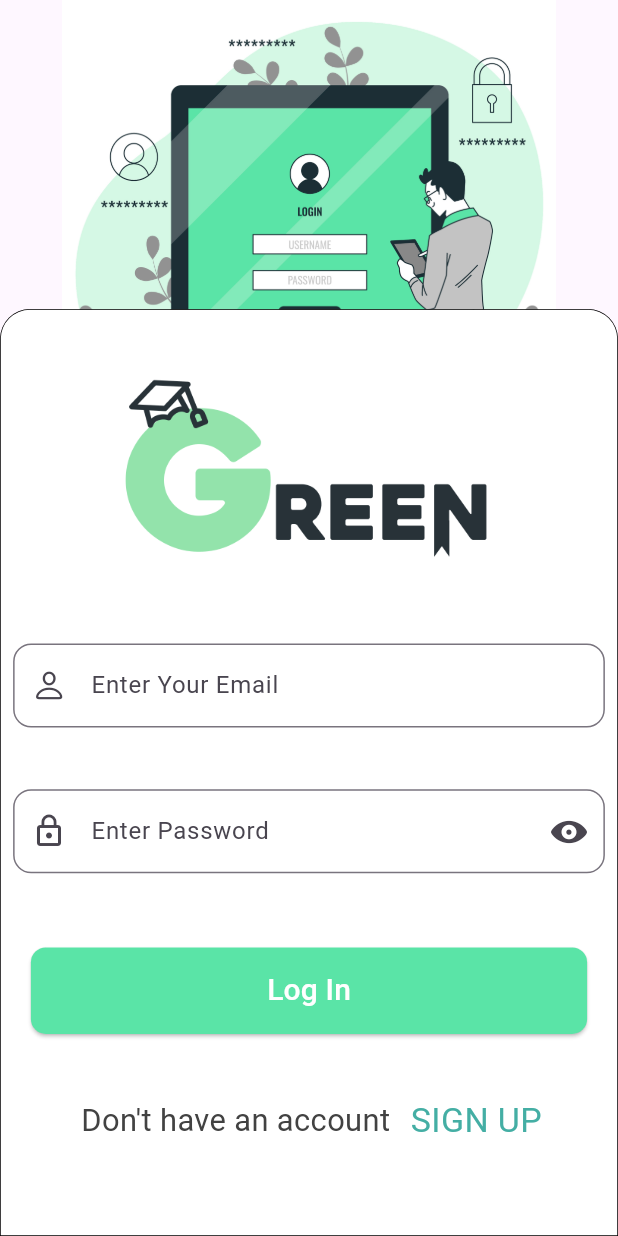
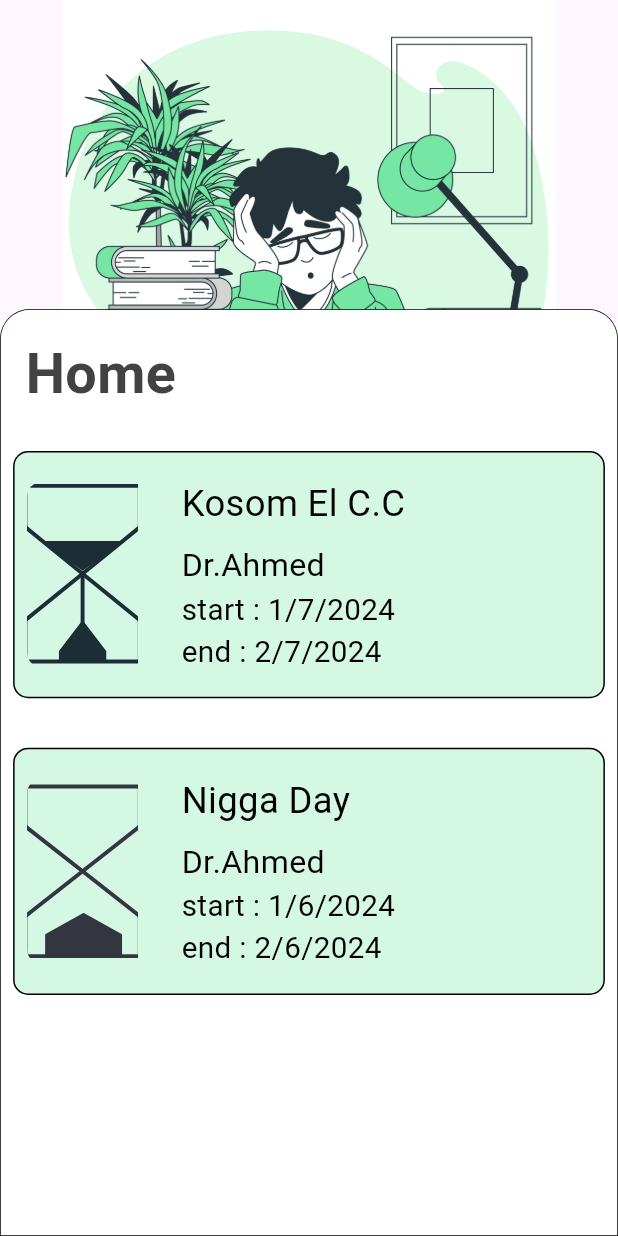
Before and after one commit to josephadel23400/forth_grade_project, a Flutter app: the screen it shows after launch, after a tap on "Log In", on a phone screen of 412 x 824 dp. Run offline on Flutter 3.47's test engine with Material 3 defaults, Android fonts, the phone set to English and light mode, and no system bars; our stand-ins replace flutter_svg, get, shared_preferences.

Commit message:
did 50% of home

```diff
--- a/lib/core/constant.dart
+++ b/lib/core/constant.dart
@@ -24,7 +24,9 @@ Color kGray = CupertinoColors.lightBackgroundGray.withOpacity(.3);
 String kLogInPhoto =  'image/6325230.jpg';
 String kLogoPhoto =  'image/3.png';
 String kPersonalData =  'image/4411878.jpg';
-
+String kSandWatchRunning = 'image/Frame 58.svg';
+String kSandWatchDone = 'image/Frame 59.svg';
+String kBookGlasses = 'image/8447295.jpg';
 String kMedicalIcon = "images/medical_services_FILL0_wght200_GRAD0_opsz24.png";
 String kMedicalFilledIcon = "images/medical_services_FILL1_wght200_GRAD0_opsz24.png";
 String kHeart = "images/ecg_heart_FILL0_wght200_GRAD0_opsz48.svg";
--- /dev/null
+++ b/lib/core/widget/custom_header_text.dart
@@ -0,0 +1,26 @@
+import 'package:flutter/material.dart';
+
+import '../constant.dart';
+
+class CustomHeaderText extends StatelessWidget {
+  const CustomHeaderText({super.key, required this.text});
+  final String text;
+  @override
+  Widget build(BuildContext context) {
+    Size size = MediaQuery.of(context).size;
+    double screenHeight = size.height;
+    double screenWidth = size.width;
+    return Row(
+      children: [
+        SizedBox(width: screenWidth * .04),
+        Text(
+          text,
+          style: TextStyle(
+              fontSize: screenWidth * .09,
+              fontWeight: FontWeight.w700,
+              color: kMainFontBold),
+        ),
+      ],
+    );
+  }
+}
--- /dev/null
+++ b/lib/core/widget/custom_list_tail.dart
@@ -0,0 +1,105 @@
+import 'package:flutter/material.dart';
+import 'package:flutter_svg/svg.dart';
+import 'package:fourth_grade_project/core/constant.dart';
+
+class CustomListTail extends StatelessWidget {
+  CustomListTail({
+    super.key,
+    required this.color,
+    required this.isPass,
+    required this.title,
+    required this.startDate,
+    required this.endDate,
+    required this.name,
+  });
+  //dynamic data;
+  Color color;
+  bool isPass;
+  String title;
+  String name;
+  String startDate;
+  String endDate;
+  @override
+  Widget build(BuildContext context) {
+    Size size = MediaQuery.of(context).size;
+    double screenHeight = size.height;
+    double screenWidth = size.width;
+    return Padding(
+      padding: EdgeInsets.all(screenWidth * .02),
+      child: Container(
+        decoration: BoxDecoration(
+          color: color, // Background color for the ListTile
+          borderRadius: BorderRadius.circular(10), // Rounded corners
+          border: Border.all(color: Colors.black),
+        ), // Bor
+        height: screenHeight * .2,
+        width: screenWidth * .8,
+        child: Row(
+          children: [
+            Padding(
+              padding: EdgeInsets.all(screenWidth * .02),
+              child: ClipRRect(
+                borderRadius: const BorderRadius.only(
+                  topLeft: Radius.circular(10),
+                  bottomLeft: Radius.circular(10),
+                ),
+                child: SvgPicture.asset(
+                  isPass ? kSandWatchDone : kSandWatchRunning,
+                  fit: BoxFit.cover,
+                  height: screenHeight * 0.15,
+                  width: screenWidth * 0.18,
+                ),
+              ),
+            ),
+            SizedBox(
+              width: screenWidth * 0.05,
+            ),
+            Expanded(
+              child: Column(
+                mainAxisAlignment: MainAxisAlignment.center,
+                crossAxisAlignment: CrossAxisAlignment.start,
+                children: [
+                  Text(
+                    title,
+                    style: TextStyle(
+                      color: Colors.black,
+                      fontSize: screenWidth * 0.059,
+                      overflow: TextOverflow.ellipsis,
+                    ),
+                  ),
+                  SizedBox(
+                    height: screenWidth * 0.02,
+                  ),
+                  Text(
+                    name,
+                    style: TextStyle(
+                      color: Colors.black,
+                      fontSize: screenWidth * 0.052,
+                      overflow: TextOverflow.ellipsis,
+                    ),
+                  ),
+                  Text(
+                    'start : $startDate',
+                    style: TextStyle(
+                      color: Colors.black,
+                      fontSize: screenWidth * 0.048,
+                      overflow: TextOverflow.ellipsis,
+                    ),
+                  ),
+                  Text(
+                    'end : $endDate',
+                    style: TextStyle(
+                      color: Colors.black,
+                      fontSize: screenWidth * 0.048,
+                      overflow: TextOverflow.ellipsis,
+                    ),
+                  ),
+                ],
+              ),
+            ),
+          ],
+        ),
+      ),
+    );
+  }
+}
--- a/lib/view/graduta_student/home/studant_graduate_home_controller.dart
+++ b/lib/view/graduta_student/home/studant_graduate_home_controller.dart
@@ -0,0 +1,3 @@
+import 'package:get/get.dart';
+
+class StudentGraduateHomeController extends GetxController{}
--- a/lib/view/graduta_student/home/student_graduate_home_page.dart
+++ b/lib/view/graduta_student/home/student_graduate_home_page.dart
@@ -0,0 +1,44 @@
+import 'package:flutter/material.dart';
+import 'package:fourth_grade_project/core/constant.dart';
+import 'package:fourth_grade_project/core/widget/customScaffold.dart';
+import 'package:fourth_grade_project/core/widget/custom_header_text.dart';
+import 'package:fourth_grade_project/core/widget/custom_list_tail.dart';
+
+class StudentGraduateHomePage extends StatelessWidget {
+  const StudentGraduateHomePage({super.key});
+
+  @override
+  Widget build(BuildContext context) {
+    Size size = MediaQuery.of(context).size;
+    double screenHeight = size.height;
+    double screenWidth = size.width;
+    return CustomScaffold(widgetList: [
+      SizedBox(
+        height: screenHeight * .02,
+      ),
+      const CustomHeaderText(text: 'Home'),
+      SizedBox(
+        height: screenHeight * .02,
+      ),
+      CustomListTail(
+        color: kMainColor,
+        title: 'Kosom El C.C',
+        endDate: '2/7/2024',
+        name: 'Dr.Ahmed',
+        isPass: false,
+        startDate: '1/7/2024',
+      ),
+      SizedBox(
+        height: screenHeight * .02,
+      ),
+      CustomListTail(
+        color: kMainColor,
+        title: 'Nigga Day',
+        endDate: '2/6/2024',
+        name: 'Dr.Ahmed',
+        isPass: true,
+        startDate: '1/6/2024',
+      ),
+    ], imageName: kBookGlasses);
+  }
+}
--- a/lib/view/login/login_page.dart
+++ b/lib/view/login/login_page.dart
@@ -1,5 +1,6 @@
 import 'package:flutter/cupertino.dart';
 import 'package:flutter/material.dart';
+import 'package:fourth_grade_project/view/graduta_student/home/student_graduate_home_page.dart';
 import 'package:fourth_grade_project/view/signup/career_advisor/career_advisor_signup_page.dart';
 import 'package:fourth_grade_project/view/signup/graduate/graduate_signup_page.dart';
 import 'package:get/get.dart';
@@ -90,7 +91,7 @@ class LogInPage extends StatelessWidget {
                         //TODO: ADD THE LOGIN FUNCTION
                         //TODO: DON'T FORGET REMOVE THE TRUE IN IF STATEMENT
                         if (true) {
-                          // Get.to()
+                           Get.to(const StudentGraduateHomePage());
                         } else {
                           Get.defaultDialog(
                               //TODO: Exception  handling
```
Also changed, not shown: image/Frame 58.svg (added), image/Frame 59.svg (added), lib/generated/assets.dart (added).
